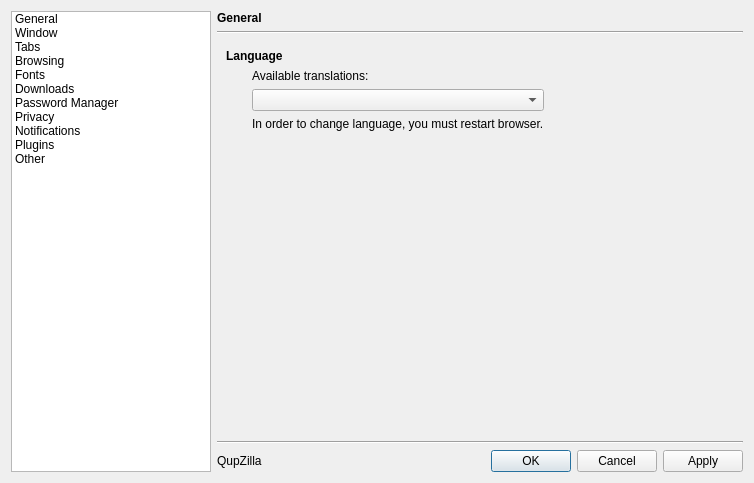
This is src/preferences/preferences.ui in QupZilla/qupzilla as Qt 5 draws it before an edit. The edited form follows.
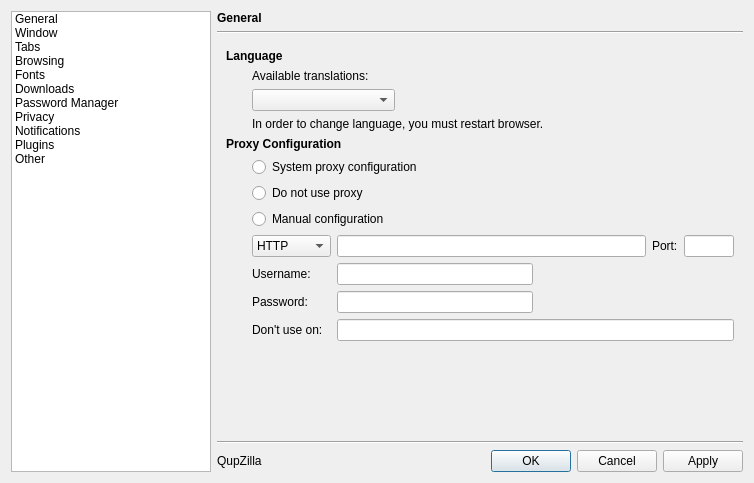
This is the edited form. The open tabs and pages were chosen to show the change. Icons and pictures are not drawn. Custom widgets are drawn as their Qt base class.

Commit message: Added Proxy support

```diff
--- a/src/preferences/preferences.ui
+++ b/src/preferences/preferences.ui
@@ -1615,24 +1615,81 @@
          </property>
         </widget>
        </item>
-       <item row="1" column="1">
+       <item row="1" column="1" colspan="2">
         <widget class="QLabel" name="label_16">
          <property name="text">
           <string>Available translations: </string>
          </property>
         </widget>
        </item>
+       <item row="2" column="0">
+        <spacer name="horizontalSpacer_24">
+         <property name="orientation">
+          <enum>Qt::Horizontal</enum>
+         </property>
+         <property name="sizeType">
+          <enum>QSizePolicy::Fixed</enum>
+         </property>
+         <property name="sizeHint" stdset="0">
+          <size>
+           <width>20</width>
+           <height>20</height>
+          </size>
+         </property>
+        </spacer>
+       </item>
        <item row="2" column="1">
         <widget class="QComboBox" name="languages"/>
        </item>
-       <item row="3" column="1">
+       <item row="2" column="3">
+        <spacer name="horizontalSpacer_6">
+         <property name="orientation">
+          <enum>Qt::Horizontal</enum>
+         </property>
+         <property name="sizeHint" stdset="0">
+          <size>
+           <width>40</width>
+           <height>20</height>
+          </size>
+         </property>
+        </spacer>
+       </item>
+       <item row="3" column="1" colspan="2">
         <widget class="QLabel" name="label_17">
          <property name="text">
           <string>In order to change language, you must restart browser.</string>
          </property>
         </widget>
        </item>
-       <item row="4" column="1">
+       <item row="4" column="0" colspan="3">
+        <widget class="QLabel" name="label_36">
+         <property name="text">
+          <string>&lt;b&gt;Proxy Configuration&lt;/b&gt;</string>
+         </property>
+        </widget>
+       </item>
+       <item row="5" column="1" colspan="2">
+        <widget class="QRadioButton" name="systemProxy">
+         <property name="text">
+          <string>System proxy configuration</string>
+         </property>
+        </widget>
+       </item>
+       <item row="6" column="1" colspan="2">
+        <widget class="QRadioButton" name="noProxy">
+         <property name="text">
+          <string>Do not use proxy</string>
+         </property>
+        </widget>
+       </item>
+       <item row="7" column="1" colspan="2">
+        <widget class="QRadioButton" name="manualProxy">
+         <property name="text">
+          <string>Manual configuration</string>
+         </property>
+        </widget>
+       </item>
+       <item row="9" column="1" colspan="2">
         <spacer name="verticalSpacer_13">
          <property name="orientation">
           <enum>Qt::Vertical</enum>
@@ -1645,34 +1702,90 @@
          </property>
         </spacer>
        </item>
-       <item row="2" column="0">
-        <spacer name="horizontalSpacer_24">
-         <property name="orientation">
-          <enum>Qt::Horizontal</enum>
-         </property>
-         <property name="sizeType">
-          <enum>QSizePolicy::Fixed</enum>
-         </property>
-         <property name="sizeHint" stdset="0">
-          <size>
-           <width>20</width>
-           <height>20</height>
-          </size>
-         </property>
-        </spacer>
-       </item>
-       <item row="2" column="2">
-        <spacer name="horizontalSpacer_6">
-         <property name="orientation">
-          <enum>Qt::Horizontal</enum>
-         </property>
-         <property name="sizeHint" stdset="0">
-          <size>
-           <width>40</width>
-           <height>20</height>
-          </size>
-         </property>
-        </spacer>
+       <item row="8" column="1" colspan="3">
+        <layout class="QGridLayout" name="manualProxyLayout">
+         <item row="0" column="0">
+          <widget class="QComboBox" name="proxyType">
+           <item>
+            <property name="text">
+             <string>HTTP</string>
+            </property>
+           </item>
+           <item>
+            <property name="text">
+             <string>SOCKS5</string>
+            </property>
+           </item>
+          </widget>
+         </item>
+         <item row="0" column="1" colspan="2">
+          <layout class="QHBoxLayout" name="horizontalLayout_9">
+           <item>
+            <widget class="QLineEdit" name="proxyServer"/>
+           </item>
+           <item>
+            <widget class="QLabel" name="label_37">
+             <property name="text">
+              <string>Port:</string>
+             </property>
+            </widget>
+           </item>
+           <item>
+            <widget class="QLineEdit" name="proxyPort">
+             <property name="maximumSize">
+              <size>
+               <width>50</width>
+               <height>16777215</height>
+              </size>
+             </property>
+            </widget>
+           </item>
+          </layout>
+         </item>
+         <item row="1" column="0">
+          <widget class="QLabel" name="label_38">
+           <property name="text">
+            <string>Username:</string>
+           </property>
+          </widget>
+         </item>
+         <item row="1" column="1">
+          <widget class="QLineEdit" name="proxyUsername"/>
+         </item>
+         <item row="2" column="0">
+          <widget class="QLabel" name="label_39">
+           <property name="text">
+            <string>Password:</string>
+           </property>
+          </widget>
+         </item>
+         <item row="2" column="1">
+          <widget class="QLineEdit" name="proxyPassword"/>
+         </item>
+         <item row="3" column="0">
+          <widget class="QLabel" name="label_40">
+           <property name="text">
+            <string>Don't use on:</string>
+           </property>
+          </widget>
+         </item>
+         <item row="3" column="1" colspan="2">
+          <widget class="QLineEdit" name="proxyExceptions"/>
+         </item>
+         <item row="1" column="2">
+          <spacer name="horizontalSpacer_3">
+           <property name="orientation">
+            <enum>Qt::Horizontal</enum>
+           </property>
+           <property name="sizeHint" stdset="0">
+            <size>
+             <width>40</width>
+             <height>20</height>
+            </size>
+           </property>
+          </spacer>
+         </item>
+        </layout>
        </item>
       </layout>
      </widget>
```
The commit also changes 18 other files.
